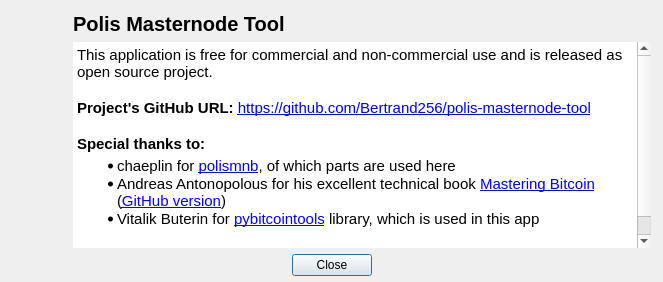
hlooman/polis-masternode-tool, file src/ui/ui_about_dlg.ui: the form before one commit.
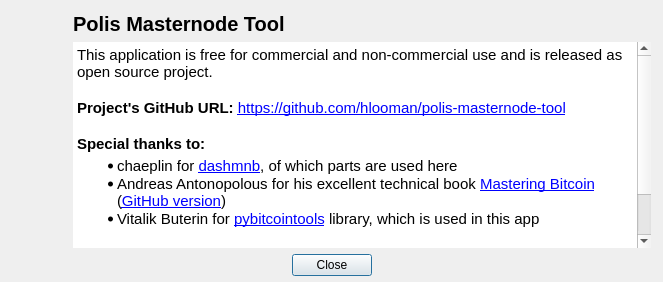
The form after the commit.

Commit message: Update About dialog

Patch:
```diff
--- a/src/ui/ui_about_dlg.ui
+++ b/src/ui/ui_about_dlg.ui
@@ -134,14 +134,16 @@
 &lt;/style&gt;&lt;/head&gt;&lt;body style=&quot; font-family:'Arial'; font-size:13pt; font-weight:400; font-style:normal;&quot;&gt;
 &lt;p style=&quot; margin-top:0px; margin-bottom:0px; margin-left:0px; margin-right:0px; -qt-block-indent:0; text-indent:0px;&quot;&gt;&lt;span style=&quot; font-size:11pt;&quot;&gt;This application is free for commercial and non-commercial use and is released as open source project.&lt;/span&gt;&lt;/p&gt;
 &lt;p style=&quot; margin-top:0px; margin-bottom:0px; margin-left:0px; margin-right:0px; -qt-block-indent:0; text-indent:0px;&quot;&gt;&lt;span style=&quot; font-size:11pt;&quot;&gt; &lt;/span&gt;&lt;/p&gt;
-&lt;p style=&quot; margin-top:0px; margin-bottom:0px; margin-left:0px; margin-right:0px; -qt-block-indent:0; text-indent:0px;&quot;&gt;&lt;span style=&quot; font-size:11pt; font-weight:600;&quot;&gt;Project's GitHub URL:&lt;/span&gt;&lt;span style=&quot; font-size:11pt;&quot;&gt; &lt;/span&gt;&lt;a href=&quot;https://github.com/Bertrand256/polis-masternode-tool&quot;&gt;&lt;span style=&quot; font-size:11pt; text-decoration: underline; color:#0000ff;&quot;&gt;https://github.com/Bertrand256/polis-masternode-tool&lt;/span&gt;&lt;/a&gt;&lt;span style=&quot; font-size:11pt;&quot;&gt; &lt;/span&gt;&lt;/p&gt;
+&lt;p style=&quot; margin-top:0px; margin-bottom:0px; margin-left:0px; margin-right:0px; -qt-block-indent:0; text-indent:0px;&quot;&gt;&lt;span style=&quot; font-size:11pt; font-weight:600;&quot;&gt;Project's GitHub URL:&lt;/span&gt;&lt;span style=&quot; font-size:11pt;&quot;&gt; &lt;/span&gt;&lt;a href=&quot;https://github.com/Bertrand256/polis-masternode-tool&quot;&gt;&lt;span style=&quot; font-size:11pt; text-decoration: underline; color:#0000ff;&quot;&gt;https://github.com/hlooman/polis-masternode-tool&lt;/span&gt;&lt;/a&gt;&lt;span style=&quot; font-size:11pt;&quot;&gt; &lt;/span&gt;&lt;/p&gt;
 &lt;p style=&quot;-qt-paragraph-type:empty; margin-top:0px; margin-bottom:0px; margin-left:0px; margin-right:0px; -qt-block-indent:0; text-indent:0px; font-size:11pt;&quot;&gt;&lt;br /&gt;&lt;/p&gt;
 &lt;p style=&quot; margin-top:0px; margin-bottom:0px; margin-left:0px; margin-right:0px; -qt-block-indent:0; text-indent:0px;&quot;&gt;&lt;span style=&quot; font-size:11pt; font-weight:600;&quot;&gt;Special thanks to:&lt;/span&gt;&lt;/p&gt;
-&lt;ul style=&quot;margin-top: 0px; margin-bottom: 0px; margin-left: 0px; margin-right: 0px; -qt-list-indent: 1;&quot;&gt;&lt;li style=&quot; font-size:11pt;&quot; style=&quot; margin-top:4px; margin-bottom:0px; margin-left:0px; margin-right:0px; -qt-block-indent:0; text-indent:0px;&quot;&gt;chaeplin for &lt;a href=&quot;https://github.com/chaeplin/polismnb&quot;&gt;&lt;span style=&quot; text-decoration: underline; color:#0000ff;&quot;&gt;polismnb&lt;/span&gt;&lt;/a&gt;, of which parts are used here&lt;/li&gt;
+&lt;ul style=&quot;margin-top: 0px; margin-bottom: 0px; margin-left: 0px; margin-right: 0px; -qt-list-indent: 1;&quot;&gt;&lt;li style=&quot; font-size:11pt;&quot; style=&quot; margin-top:4px; margin-bottom:0px; margin-left:0px; margin-right:0px; -qt-block-indent:0; text-indent:0px;&quot;&gt;chaeplin for &lt;a href=&quot;https://github.com/chaeplin/dashmnb&quot;&gt;&lt;span style=&quot; text-decoration: underline; color:#0000ff;&quot;&gt;dashmnb&lt;/span&gt;&lt;/a&gt;, of which parts are used here&lt;/li&gt;
 &lt;li style=&quot; font-size:11pt;&quot; style=&quot; margin-top:0px; margin-bottom:0px; margin-left:0px; margin-right:0px; -qt-block-indent:0; text-indent:0px;&quot;&gt;Andreas Antonopolous for his excellent technical book &lt;a href=&quot;http://shop.oreilly.com/product/0636920049524.do&quot;&gt;&lt;span style=&quot; text-decoration: underline; color:#0000ff;&quot;&gt;Mastering Bitcoin&lt;/span&gt;&lt;/a&gt; (&lt;a href=&quot;https://github.com/bitcoinbook/bitcoinbook/tree/develop&quot;&gt;&lt;span style=&quot; text-decoration: underline; color:#0000ff;&quot;&gt;GitHub version&lt;/span&gt;&lt;/a&gt;)&lt;/li&gt;
 &lt;li style=&quot; font-size:11pt;&quot; style=&quot; margin-top:0px; margin-bottom:6px; margin-left:0px; margin-right:0px; -qt-block-indent:0; text-indent:0px;&quot;&gt;Vitalik Buterin for &lt;a href=&quot;https://github.com/vbuterin/pybitcointools&quot;&gt;&lt;span style=&quot; text-decoration: underline; color:#0000ff;&quot;&gt;pybitcointools&lt;/span&gt;&lt;/a&gt; library, which is used in this app&lt;/li&gt;&lt;/ul&gt;
 &lt;p style=&quot;-qt-paragraph-type:empty; margin-top:0px; margin-bottom:0px; margin-left:0px; margin-right:0px; -qt-block-indent:0; text-indent:0px; font-size:8.25pt;&quot;&gt;&lt;br /&gt;&lt;/p&gt;
-&lt;p style=&quot; margin-top:0px; margin-bottom:0px; margin-left:0px; margin-right:0px; -qt-block-indent:0; text-indent:0px;&quot;&gt;&lt;span style=&quot; font-size:11pt; font-weight:600;&quot;&gt;Author:&lt;/span&gt;&lt;span style=&quot; font-size:11pt;&quot;&gt; Bertrand256 (&lt;/span&gt;&lt;a href=&quot;mailto:blogin@protonmail.com&quot;&gt;&lt;span style=&quot; text-decoration: underline; color:#0000ff;&quot;&gt;blogin@protonmail.com&lt;/span&gt;&lt;/a&gt;&lt;span style=&quot; font-size:11pt;&quot;&gt;)&lt;/span&gt;&lt;/p&gt;&lt;/body&gt;&lt;/html&gt;</string>
+&lt;p style=&quot; margin-top:0px; margin-bottom:0px; margin-left:0px; margin-right:0px; -qt-block-indent:0; text-indent:0px;&quot;&gt;&lt;span style=&quot; font-size:11pt; font-weight:600;&quot;&gt;Author:&lt;/span&gt;&lt;span style=&quot; font-size:11pt;&quot;&gt; Bertrand256 (&lt;/span&gt;&lt;a href=&quot;mailto:blogin@protonmail.com&quot;&gt;&lt;span style=&quot; text-decoration: underline; color:#0000ff;&quot;&gt;blogin@protonmail.com&lt;/span&gt;&lt;/a&gt;&lt;span style=&quot; font-size:11pt;&quot;&gt;)&lt;/span&gt;&lt;/p&gt;
+&lt;p style=&quot;-qt-paragraph-type:empty; margin-top:0px; margin-bottom:0px; margin-left:0px; margin-right:0px; -qt-block-indent:0; text-indent:0px; font-size:11pt;&quot;&gt;&lt;br /&gt;&lt;/p&gt;
+&lt;p style=&quot; margin-top:0px; margin-bottom:0px; margin-left:0px; margin-right:0px; -qt-block-indent:0; text-indent:0px;&quot;&gt;&lt;span style=&quot; font-size:11pt;&quot;&gt;Adapted for Polis by Hans&lt;/span&gt;&lt;/p&gt;&lt;/body&gt;&lt;/html&gt;</string>
           </property>
          </widget>
         </item>
```
